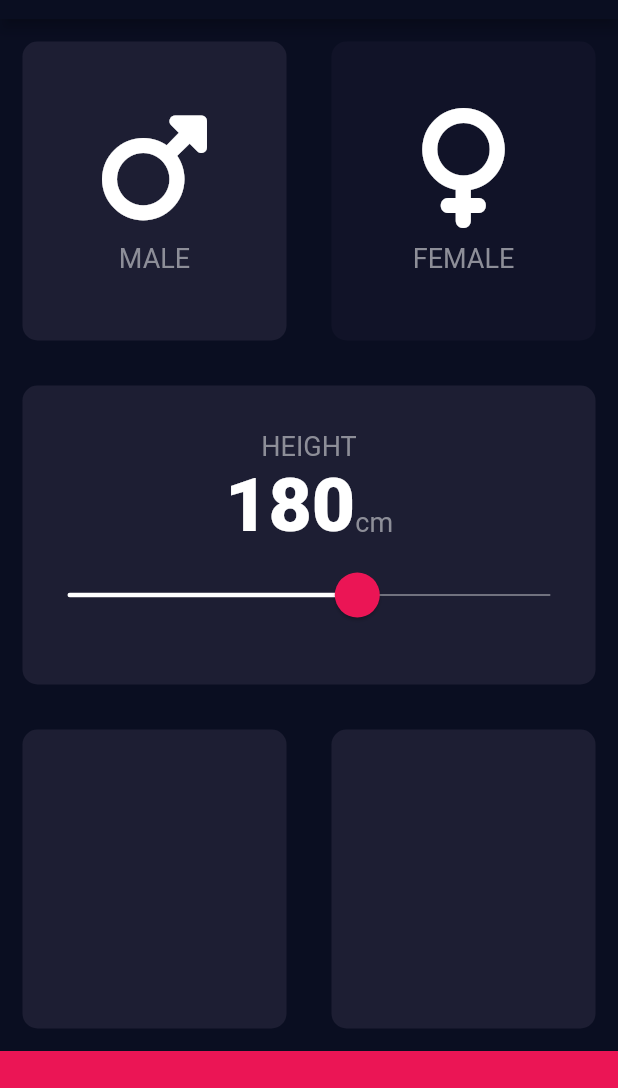
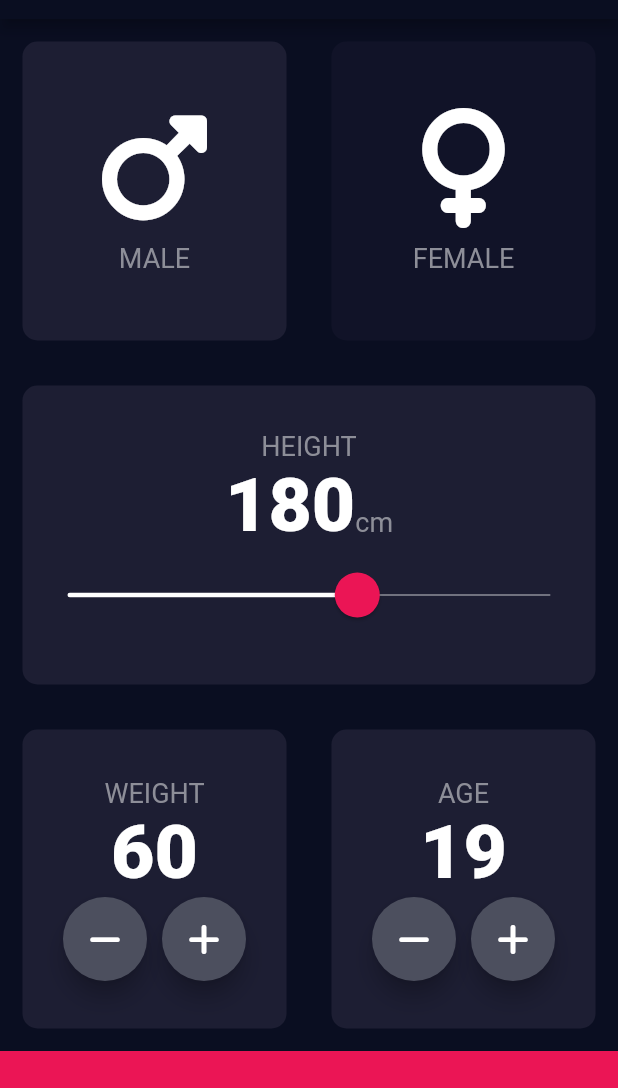
Before and after one commit to bl1nkker/flutter-development-bootcamp, a Flutter app: the screen it shows after launch, on a phone screen of 412 x 824 dp, the part 65-1153 px from its top. Run offline on Flutter 3.47's test engine with Material 2 defaults, Android fonts, the phone set to English and light mode, and no system bars; our stand-ins replace audioplayers, font_awesome_flutter, rflutter_alert.

Commit message:
132 Composition vs. Inheritance - Building Flutter Widgets From Scratch

```diff
--- a/bmi_calculator_flutter/lib/input_page.dart
+++ b/bmi_calculator_flutter/lib/input_page.dart
@@ -14,6 +14,8 @@ class InputPage extends StatefulWidget {
 class _InputPageState extends State<InputPage> {
   GenderType selectedGender = GenderType.male;
   int height = 180;
+  int weight = 60;
+  int age = 19;
 
   @override
   Widget build(BuildContext context) {
@@ -116,10 +118,84 @@ class _InputPageState extends State<InputPage> {
                 Expanded(
                     child: ReusableCard(
                   cardColor: kActiveCardColor,
+                  cardChild: Column(
+                    mainAxisAlignment: MainAxisAlignment.center,
+                    children: [
+                      Text(
+                        'WEIGHT',
+                        style: kLabelTextStyle,
+                      ),
+                      Text(
+                        weight.toString(),
+                        style: kNumberTextStyle,
+                      ),
+                      Row(
+                        mainAxisAlignment: MainAxisAlignment.center,
+                        children: [
+                          RoundIconButton(
+                            icon: FontAwesomeIcons.minus,
+                            onPressed: () {
+                              setState(() {
+                                weight--;
+                              });
+                            },
+                          ),
+                          SizedBox(
+                            width: 10,
+                          ),
+                          RoundIconButton(
+                            icon: FontAwesomeIcons.plus,
+                            onPressed: () {
+                              setState(() {
+                                weight++;
+                              });
+                            },
+                          )
+                        ],
+                      ),
+                    ],
+                  ),
                 )),
                 Expanded(
                     child: ReusableCard(
                   cardColor: kActiveCardColor,
+                  cardChild: Column(
+                    mainAxisAlignment: MainAxisAlignment.center,
+                    children: [
+                      Text(
+                        'AGE',
+                        style: kLabelTextStyle,
+                      ),
+                      Text(
+                        age.toString(),
+                        style: kNumberTextStyle,
+                      ),
+                      Row(
+                        mainAxisAlignment: MainAxisAlignment.center,
+                        children: [
+                          RoundIconButton(
+                            icon: FontAwesomeIcons.minus,
+                            onPressed: () {
+                              setState(() {
+                                age--;
+                              });
+                            },
+                          ),
+                          SizedBox(
+                            width: 10,
+                          ),
+                          RoundIconButton(
+                            icon: FontAwesomeIcons.plus,
+                            onPressed: () {
+                              setState(() {
+                                age++;
+                              });
+                            },
+                          )
+                        ],
+                      ),
+                    ],
+                  ),
                 )),
               ],
             ),
@@ -134,3 +210,25 @@ class _InputPageState extends State<InputPage> {
     );
   }
 }
+
+class RoundIconButton extends StatelessWidget {
+  const RoundIconButton({
+    @required this.icon,
+    @required this.onPressed,
+    Key key,
+  }) : super(key: key);
+  final IconData icon;
+  final Function onPressed;
+
+  @override
+  Widget build(BuildContext context) {
+    return RawMaterialButton(
+      onPressed: onPressed,
+      child: Icon(icon),
+      elevation: 6.0,
+      constraints: BoxConstraints.tightFor(width: 56.0, height: 56.0),
+      shape: CircleBorder(),
+      fillColor: Color(0xff4c4f5e),
+    );
+  }
+}
```
